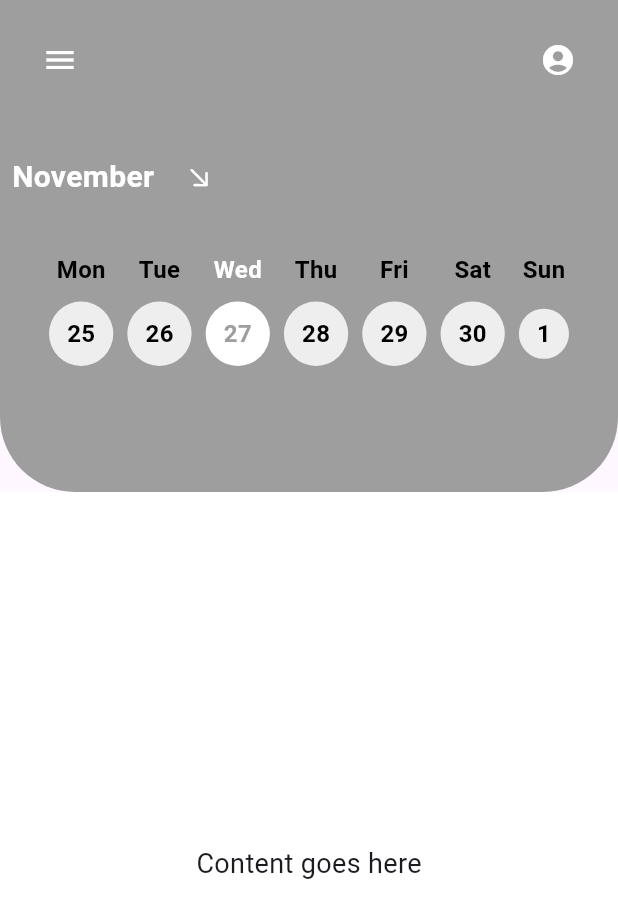
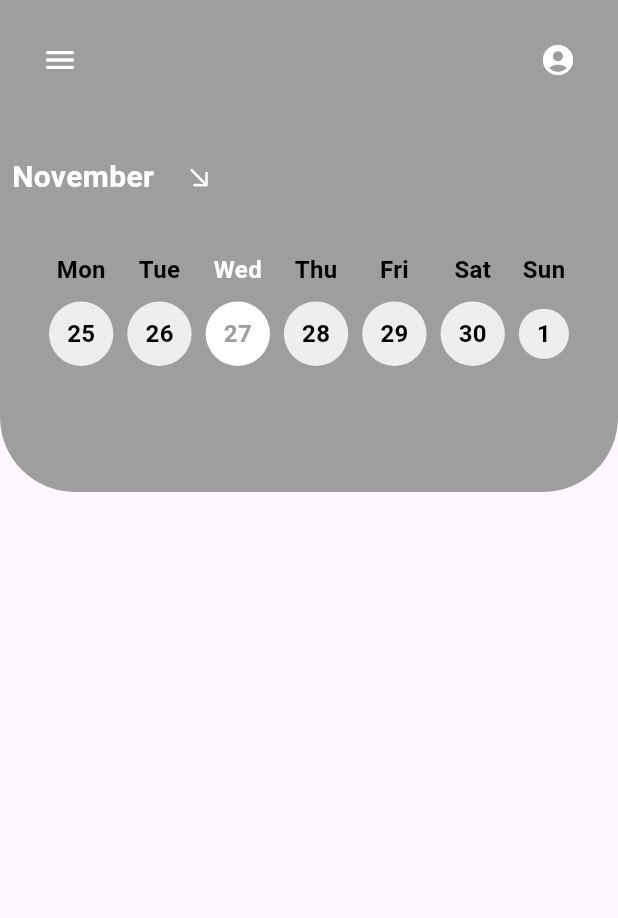
Before and after one commit to MariamAshraf200/GoalMapper, a Flutter app: the screen it shows after launch, on a phone screen of 412 x 824 dp. Shown: the top 918 px of the screen. Run offline on Flutter 3.47's test engine with Material 3 defaults, Android fonts, the light colour scheme and no system bars.

Commit message:
First Commet

```diff
--- a/lib/feature/home/presintation/Widget/data_format.dart
+++ b/lib/feature/home/presintation/Widget/data_format.dart
@@ -4,7 +4,7 @@ import 'package:intl/intl.dart';
 
 class DataFormat extends StatelessWidget {
   const DataFormat({super.key});
-
+//ToDo when merge with home remove Expended in this screen
   @override
   Widget build(BuildContext context) {
     DateTime currentDate = DateTime.now();
@@ -125,13 +125,6 @@ class DataFormat extends StatelessWidget {
           Expanded(
             flex: 2,
             child: Container(
-              color: Colors.white,
-              child: const Center(
-                child: Text(
-                  'Content goes here',
-                  style: TextStyle(fontSize: 18),
-                ),
-              ),
             ),
           ),
         ],
```
